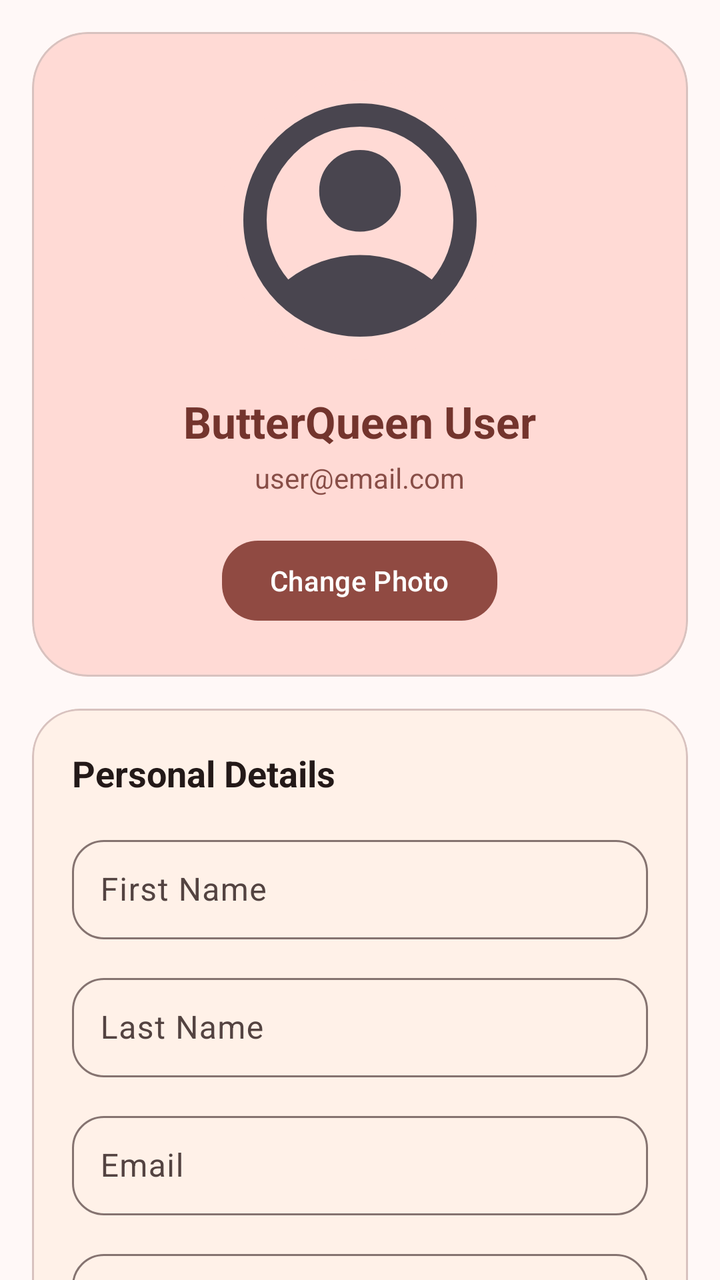
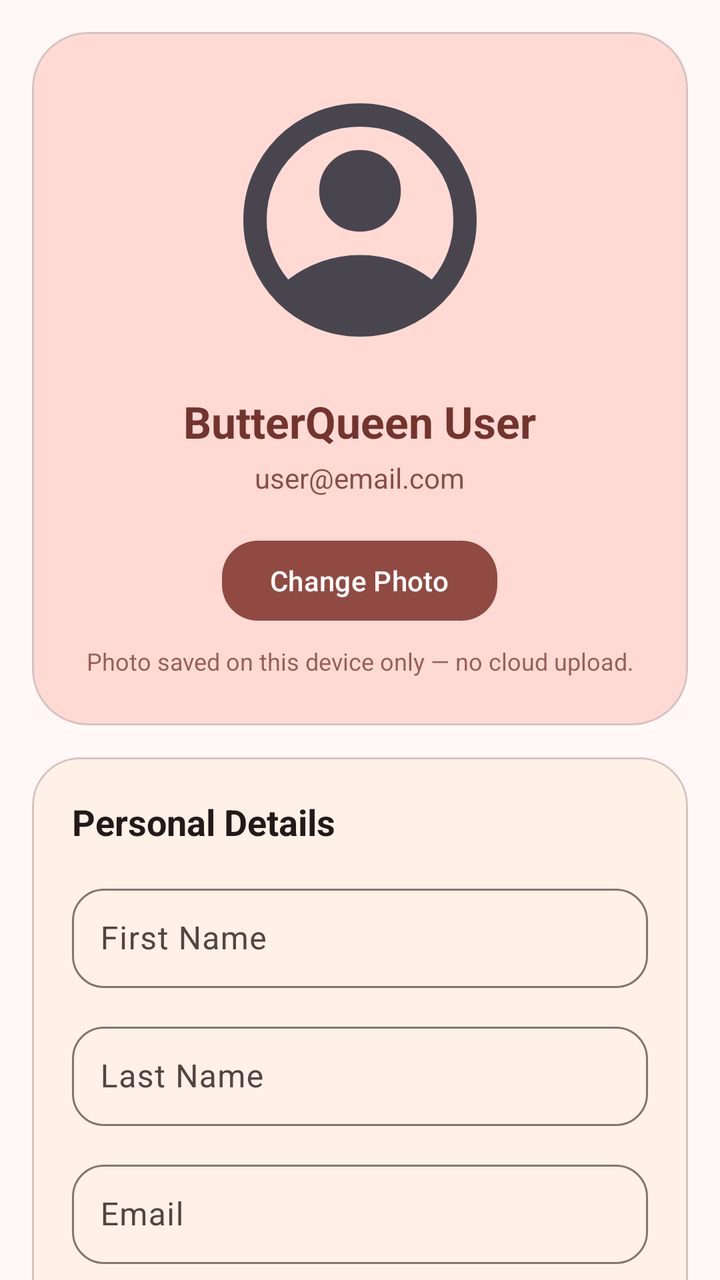

Two renders of the same Android screen: before a commit and after it. Below are the layout's source before the change and the commit's diff.
<!-- AndroidManifest.xml: application theme Theme.ButterQueen -->
<!-- res/layout/fragment_profile.xml -->
<?xml version="1.0" encoding="utf-8"?>
<androidx.core.widget.NestedScrollView xmlns:android="http://schemas.android.com/apk/res/android"
    xmlns:app="http://schemas.android.com/apk/res-auto"
    android:layout_width="match_parent"
    android:layout_height="match_parent"
    android:background="@color/md_theme_background"
    android:fillViewport="true">

    <LinearLayout
        android:layout_width="match_parent"
        android:layout_height="wrap_content"
        android:orientation="vertical"
        android:padding="16dp">

        <com.google.android.material.card.MaterialCardView
            android:layout_width="match_parent"
            android:layout_height="wrap_content"
            app:cardCornerRadius="28dp"
            app:cardElevation="0dp"
            app:cardBackgroundColor="@color/md_theme_primaryContainer" app:strokeColor="@color/md_theme_outlineVariant" app:strokeWidth="1dp">

            <LinearLayout
                android:layout_width="match_parent"
                android:layout_height="wrap_content"
                android:orientation="vertical"
                android:gravity="center_horizontal"
                android:padding="24dp">

                <ImageView
                    android:id="@+id/profileImageView"
                    android:layout_width="140dp"
                    android:layout_height="140dp"
                    android:background="@drawable/bg_nav_avatar"
                    android:scaleType="centerCrop"
                    android:src="@drawable/account_circle_24px"
                    android:contentDescription="Profile Image" />

                <TextView
                    android:id="@+id/profileNameText"
                    android:layout_width="wrap_content"
                    android:layout_height="wrap_content"
                    android:layout_marginTop="16dp"
                    android:text="ButterQueen User"
                    android:textColor="@color/md_theme_onPrimaryContainer"
                    android:textSize="22sp"
                    android:textStyle="bold" />

                <TextView
                    android:id="@+id/profileEmailText"
                    android:layout_width="wrap_content"
                    android:layout_height="wrap_content"
                    android:layout_marginTop="4dp"
                    android:text="user@email.com"
                    android:textColor="@color/md_theme_onPrimaryContainer"
                    android:textSize="14sp"
                    android:alpha="0.85" />

                <com.google.android.material.button.MaterialButton
                    android:id="@+id/changePhotoButton"
                    android:layout_width="wrap_content"
                    android:layout_height="wrap_content"
                    android:layout_marginTop="18dp"
                    android:text="Change Photo"
                    android:textAllCaps="false"
                    app:cornerRadius="18dp" />

            </LinearLayout>

        </com.google.android.material.card.MaterialCardView>

        <com.google.android.material.card.MaterialCardView
            android:layout_width="match_parent"
            android:layout_height="wrap_content"
            android:layout_marginTop="16dp"
            app:cardCornerRadius="24dp"
            app:cardElevation="0dp" app:cardBackgroundColor="@color/md_theme_surfaceContainerLow" app:strokeColor="@color/md_theme_outlineVariant" app:strokeWidth="1dp">

            <LinearLayout
                android:layout_width="match_parent"
                android:layout_height="wrap_content"
                android:orientation="vertical"
                android:padding="20dp">

                <TextView
                    android:layout_width="wrap_content"
                    android:layout_height="wrap_content"
                    android:text="Personal Details"
                    android:textColor="@color/md_theme_onBackground"
                    android:textSize="18sp"
                    android:textStyle="bold" />

                <com.google.android.material.textfield.TextInputLayout
                    android:layout_width="match_parent"
                    android:layout_height="wrap_content"
                    android:layout_marginTop="16dp"
                    android:hint="First Name"
                    style="@style/Widget.Material3.TextInputLayout.OutlinedBox"
                    app:boxCornerRadiusTopStart="16dp"
                    app:boxCornerRadiusTopEnd="16dp"
                    app:boxCornerRadiusBottomStart="16dp"
                    app:boxCornerRadiusBottomEnd="16dp">

                    <com.google.android.material.textfield.TextInputEditText
                        android:id="@+id/firstNameProfileEditText"
                        android:layout_width="match_parent"
                        android:layout_height="wrap_content"
                        android:inputType="textPersonName"
                        android:padding="14dp" />
                </com.google.android.material.textfield.TextInputLayout>

                <com.google.android.material.textfield.TextInputLayout
                    android:layout_width="match_parent"
                    android:layout_height="wrap_content"
                    android:layout_marginTop="14dp"
                    android:hint="Last Name"
                    style="@style/Widget.Material3.TextInputLayout.OutlinedBox"
                    app:boxCornerRadiusTopStart="16dp"
                    app:boxCornerRadiusTopEnd="16dp"
                    app:boxCornerRadiusBottomStart="16dp"
                    app:boxCornerRadiusBottomEnd="16dp">

                    <com.google.android.material.textfield.TextInputEditText
                        android:id="@+id/lastNameProfileEditText"
                        android:layout_width="match_parent"
                        android:layout_height="wrap_content"
                        android:inputType="textPersonName"
                        android:padding="14dp" />
                </com.google.android.material.textfield.TextInputLayout>

                <com.google.android.material.textfield.TextInputLayout
                    android:layout_width="match_parent"
                    android:layout_height="wrap_content"
                    android:layout_marginTop="14dp"
                    android:hint="Email"
                    style="@style/Widget.Material3.TextInputLayout.OutlinedBox"
                    app:boxCornerRadiusTopStart="16dp"
                    app:boxCornerRadiusTopEnd="16dp"
                    app:boxCornerRadiusBottomStart="16dp"
                    app:boxCornerRadiusBottomEnd="16dp">

                    <com.google.android.material.textfield.TextInputEditText
                        android:id="@+id/emailProfileEditText"
                        android:layout_width="match_parent"
                        android:layout_height="wrap_content"
                        android:focusable="false"
                        android:clickable="false"
                        android:cursorVisible="false"
                        android:padding="14dp" />
                </com.google.android.material.textfield.TextInputLayout>

                <com.google.android.material.textfield.TextInputLayout
                    android:layout_width="match_parent"
                    android:layout_height="wrap_content"
                    android:layout_marginTop="14dp"
                    android:hint="Birthday"
                    style="@style/Widget.Material3.TextInputLayout.OutlinedBox"
                    app:boxCornerRadiusTopStart="16dp"
                    app:boxCornerRadiusTopEnd="16dp"
                    app:boxCornerRadiusBottomStart="16dp"
                    app:boxCornerRadiusBottomEnd="16dp"
                    app:endIconMode="custom"
                    app:endIconDrawable="@drawable/ic_bq_calendar">

                    <com.google.android.material.textfield.TextInputEditText
                        android:id="@+id/birthdayProfileEditText"
                        android:layout_width="match_parent"
                        android:layout_height="wrap_content"
                        android:focusable="false"
                        android:clickable="true"
                        android:cursorVisible="false"
                        android:padding="14dp" />
                </com.google.android.material.textfield.TextInputLayout>

                <com.google.android.material.button.MaterialButton
                    android:id="@+id/updateProfileButton"
                    android:layout_width="match_parent"
                    android:layout_height="56dp"
                    android:layout_marginTop="22dp"
                    android:text="Update Profile"
                    android:textAllCaps="false"
                    app:cornerRadius="18dp" />

                <com.google.android.material.button.MaterialButton
                    android:id="@+id/deleteAccountButton"
                    android:layout_width="match_parent"
                    android:layout_height="56dp"
                    android:layout_marginTop="12dp"
                    android:text="Delete Account"
                    android:textAllCaps="false"
                    android:textColor="@color/md_theme_onErrorContainer"
                    app:backgroundTint="@color/md_theme_errorContainer"
                    app:cornerRadius="18dp" />

            </LinearLayout>

        </com.google.android.material.card.MaterialCardView>

    </LinearLayout>

</androidx.core.widget.NestedScrollView>
<!-- resources referenced by this layout -->
<resources>
  <color name="md_theme_background">#FFF8F7</color>
  <color name="md_theme_errorContainer">#FFDAD6</color>
  <color name="md_theme_onBackground">#231918</color>
  <color name="md_theme_onErrorContainer">#93000A</color>
  <color name="md_theme_onPrimaryContainer">#73342D</color>
  <color name="md_theme_outlineVariant">#D8C2BF</color>
  <color name="md_theme_primaryContainer">#FFDAD5</color>
  <color name="md_theme_surfaceContainerLow">#FFF1E8</color>
  <!-- drawable account_circle_24px (drawable) -->
  <vector xmlns:android="http://schemas.android.com/apk/res/android"
      android:width="24dp"
      android:height="24dp"
      android:viewportWidth="960"
      android:viewportHeight="960"
      android:tint="?attr/colorControlNormal">
    <path
        android:fillColor="@android:color/white"
        android:pathData="M234,684Q285,645 348,622.5Q411,600 480,600Q549,600 612,622.5Q675,645 726,684Q761,643 780.5,591Q800,539 800,480Q800,347 706.5,253.5Q613,160 480,160Q347,160 253.5,253.5Q160,347 160,480Q160,539 179.5,591Q199,643 234,684ZM380.5,479.5Q340,439 340,380Q340,321 380.5,280.5Q421,240 480,240Q539,240 579.5,280.5Q620,321 620,380Q620,439 579.5,479.5Q539,520 480,520Q421,520 380.5,479.5ZM480,880Q397,880 324,848.5Q251,817 197,763Q143,709 111.5,636Q80,563 80,480Q80,397 111.5,324Q143,251 197,197Q251,143 324,111.5Q397,80 480,80Q563,80 636,111.5Q709,143 763,197Q817,251 848.5,324Q880,397 880,480Q880,563 848.5,636Q817,709 763,763Q709,817 636,848.5Q563,880 480,880Z"/>
  </vector>
  <!-- drawable bg_nav_avatar (drawable) -->
  <?xml version="1.0" encoding="utf-8"?>
  <shape xmlns:android="http://schemas.android.com/apk/res/android"
      android:shape="oval">
      <solid android:color="@color/md_theme_secondaryContainer" />
  </shape>
  <!-- drawable ic_bq_calendar (drawable) -->
  <vector xmlns:android="http://schemas.android.com/apk/res/android"
      android:width="24dp" android:height="24dp"
      android:viewportWidth="24" android:viewportHeight="24">
      <path android:fillColor="@android:color/transparent"
          android:strokeColor="#FF000000" android:strokeWidth="1.9"
          android:strokeLineCap="round" android:strokeLineJoin="round"
          android:pathData="M4,5 H20 V21 H4 Z M4,10 H20 M8,3 V7 M16,3 V7 M8,14 H10 M14,14 H16 M8,18 H10" />
  </vector>
  <color name="md_theme_secondaryContainer">#FFDAD5</color>
  <color name="md_theme_primary">#904A42</color>
  <color name="md_theme_onPrimary">#FFFFFF</color>
  <color name="md_theme_secondary">#775652</color>
  <color name="md_theme_onSecondary">#FFFFFF</color>
  <color name="md_theme_onSecondaryContainer">#5D3F3B</color>
  <color name="md_theme_tertiary">#835415</color>
  <color name="md_theme_onTertiary">#FFFFFF</color>
  <color name="md_theme_tertiaryContainer">#FFDDBA</color>
  <color name="md_theme_onTertiaryContainer">#673D00</color>
  <color name="md_theme_error">#BA1A1A</color>
  <color name="md_theme_onError">#FFFFFF</color>
  <color name="md_theme_surface">#FFF8F5</color>
  <color name="md_theme_onSurface">#221A14</color>
  <color name="md_theme_surfaceVariant">#F5DDDA</color>
  <color name="md_theme_onSurfaceVariant">#534341</color>
  <color name="md_theme_outline">#857370</color>
  <!-- unchanged entries left out for length: 1 -->
</resources>

<!-- the commit's change to res/layout/fragment_profile.xml (unified diff, before → after) -->
@@ -63,6 +63,16 @@
                     android:text="Change Photo"
                     android:textAllCaps="false"
                     app:cornerRadius="18dp" />
+                <TextView
+                    android:layout_width="match_parent"
+                    android:layout_height="wrap_content"
+                    android:layout_marginTop="8dp"
+                    android:gravity="center"
+                    android:text="Photo saved on this device only — no cloud upload."
+                    android:textColor="@color/md_theme_onPrimaryContainer"
+                    android:alpha="0.75"
+                    android:textSize="12sp" />
+
 
             </LinearLayout>
 
